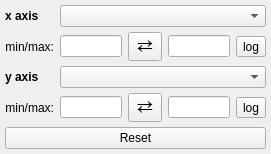
Above: glue/viewers/scatter/qt/options_widget.ui from glue-viz/glue before the change. Below: the same form after it.
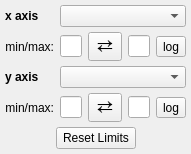
That is the form after the change.

Commit message: Implement reset limits button for scatter viewer

What changed in the file:
```diff
--- a/glue/viewers/scatter/qt/options_widget.ui
+++ b/glue/viewers/scatter/qt/options_widget.ui
@@ -6,8 +6,8 @@
    <rect>
     <x>0</x>
     <y>0</y>
-    <width>271</width>
-    <height>135</height>
+    <width>167</width>
+    <height>149</height>
    </rect>
   </property>
   <property name="windowTitle">
@@ -143,11 +143,54 @@
     </widget>
    </item>
    <item row="4" column="2" colspan="5">
-    <widget class="QPushButton" name="button_reset">
-     <property name="text">
-      <string>Reset</string>
+    <layout class="QHBoxLayout" name="horizontalLayout">
+     <item>
+      <spacer name="horizontalSpacer">
+       <property name="orientation">
+        <enum>Qt::Horizontal</enum>
+       </property>
+       <property name="sizeHint" stdset="0">
+        <size>
+         <width>40</width>
+         <height>20</height>
+        </size>
+       </property>
+      </spacer>
+     </item>
+     <item>
+      <widget class="QPushButton" name="button_reset">
+       <property name="text">
+        <string>Reset Limits</string>
+       </property>
+      </widget>
+     </item>
+     <item>
+      <spacer name="horizontalSpacer_2">
+       <property name="orientation">
+        <enum>Qt::Horizontal</enum>
+       </property>
+       <property name="sizeHint" stdset="0">
+        <size>
+         <width>40</width>
+         <height>20</height>
+        </size>
+       </property>
+      </spacer>
+     </item>
+    </layout>
+   </item>
+   <item row="5" column="2" colspan="5">
+    <spacer name="verticalSpacer">
+     <property name="orientation">
+      <enum>Qt::Vertical</enum>
      </property>
-    </widget>
+     <property name="sizeHint" stdset="0">
+      <size>
+       <width>20</width>
+       <height>40</height>
+      </size>
+     </property>
+    </spacer>
    </item>
   </layout>
  </widget>
```
Left out of the diff: 148 changed lines with no effect on the pictures. The commit also changes 1 other file.
